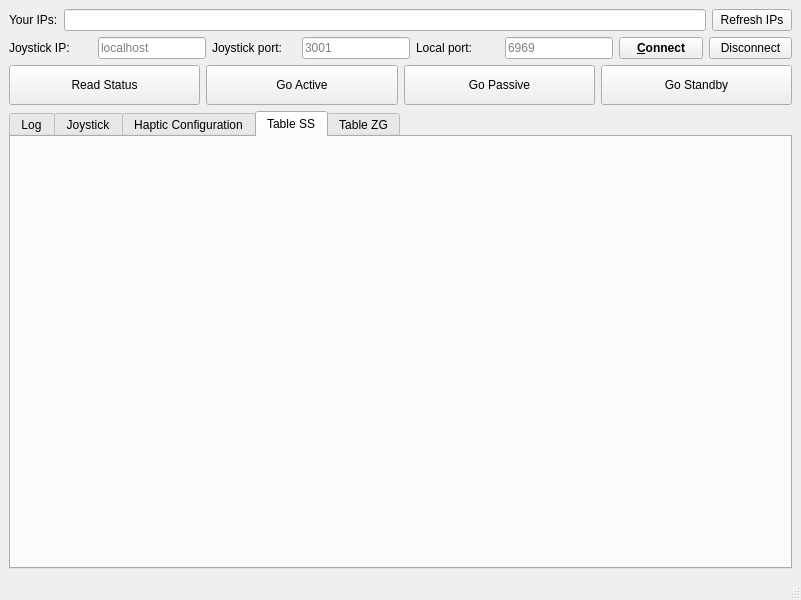
Above: src/main_window.ui from gianmaria/smarter-gui-demo before the change. Below: the same form after it.
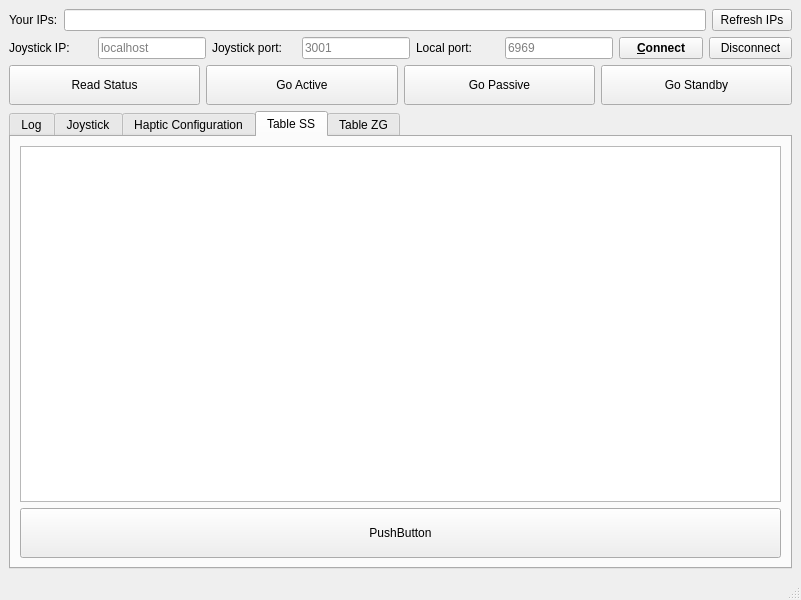
That is the form after the change. The open tabs and pages were chosen to show the change. Custom widgets are drawn as their Qt base class.

Commit message:
Axis Widget now has pos and vel as absolute values
And it's able to set max / min on pos, vel and force automatically

```diff
--- a/src/main_window.ui
+++ b/src/main_window.ui
@@ -657,6 +657,37 @@
        <attribute name="title">
         <string>Table SS</string>
        </attribute>
+       <layout class="QVBoxLayout" name="verticalLayout_4">
+        <item>
+         <widget class="QPlainTextEdit" name="plainTextEdit">
+          <property name="backgroundVisible">
+           <bool>false</bool>
+          </property>
+          <property name="centerOnScroll">
+           <bool>true</bool>
+          </property>
+         </widget>
+        </item>
+        <item>
+         <widget class="QPushButton" name="pushButton">
+          <property name="sizePolicy">
+           <sizepolicy hsizetype="Preferred" vsizetype="Preferred">
+            <horstretch>0</horstretch>
+            <verstretch>0</verstretch>
+           </sizepolicy>
+          </property>
+          <property name="minimumSize">
+           <size>
+            <width>0</width>
+            <height>50</height>
+           </size>
+          </property>
+          <property name="text">
+           <string>PushButton</string>
+          </property>
+         </widget>
+        </item>
+       </layout>
       </widget>
       <widget class="QWidget" name="tab_zg">
        <attribute name="title">
```
Left out of the diff: 11 changed lines with no effect on the pictures. The commit also changes 4 other files.
